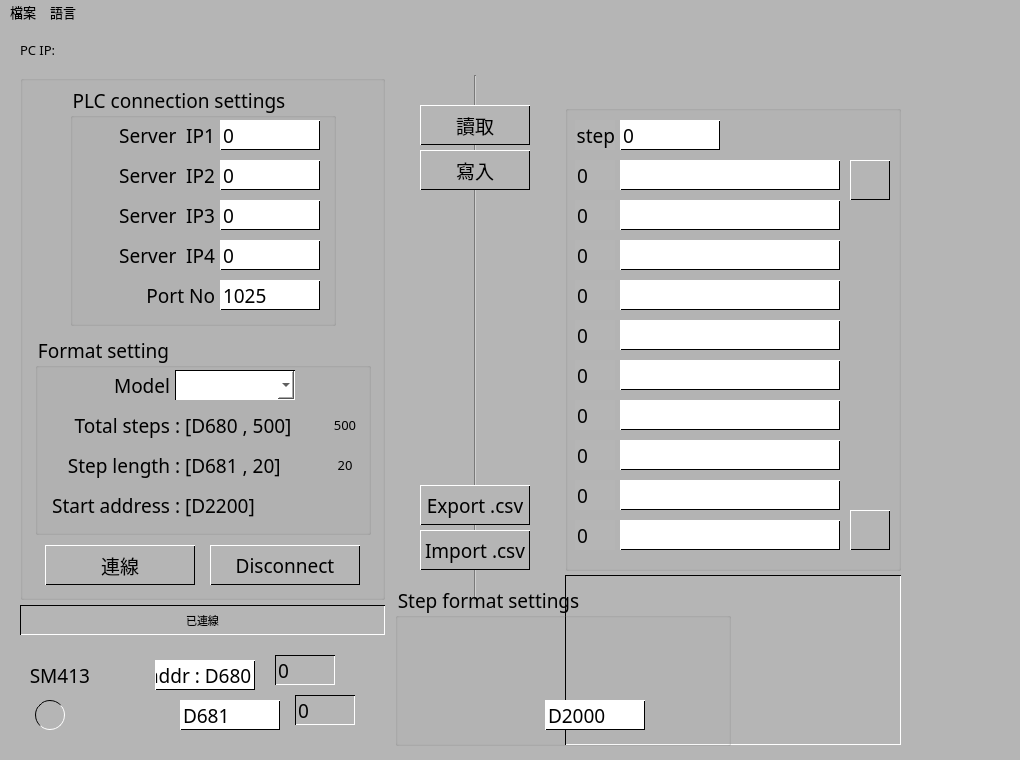
The window that QPLC_StepConvertToCsv_GUI.ui (eyichia/QPLC) describes before a commit, drawn with Qt 5.
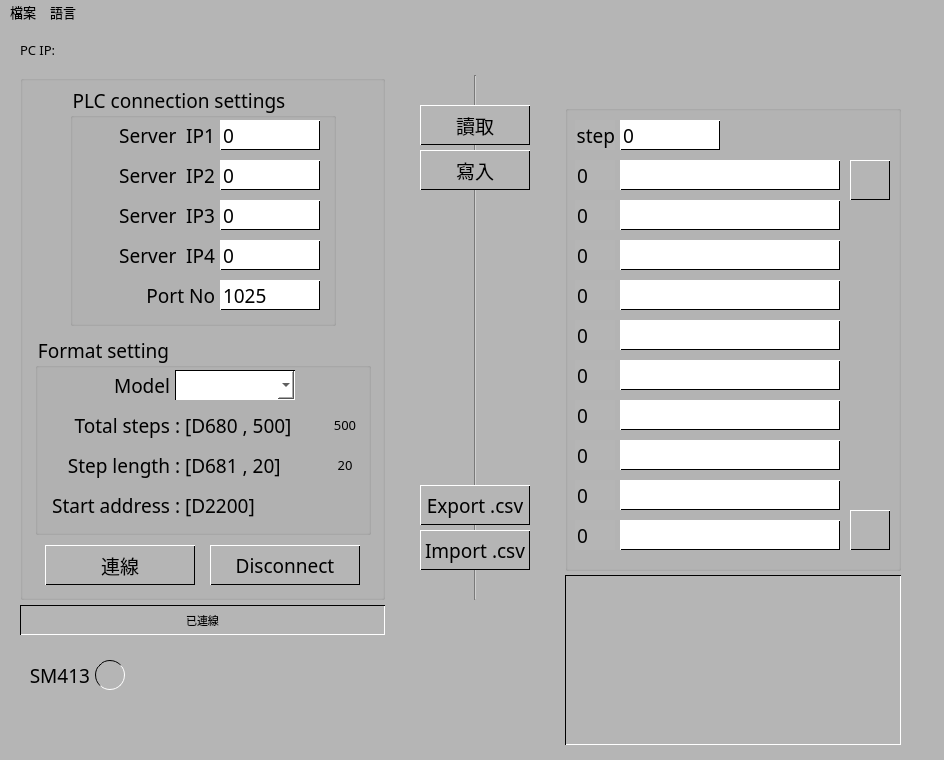
The same window after the commit. Icons and pictures are not drawn.

The edit to the form file:
```diff
--- a/QPLC_StepConvertToCsv_GUI.ui
+++ b/QPLC_StepConvertToCsv_GUI.ui
@@ -6,7 +6,7 @@
    <rect>
     <x>0</x>
     <y>0</y>
-    <width>1020</width>
+    <width>944</width>
     <height>760</height>
    </rect>
   </property>
@@ -2155,218 +2155,6 @@
      <set>Qt::AlignmentFlag::AlignLeading|Qt::AlignmentFlag::AlignLeft|Qt::AlignmentFlag::AlignVCenter</set>
     </property>
    </widget>
-   <widget class="QGroupBox" name="step_setting_groupBox">
-    <property name="geometry">
-     <rect>
-      <x>395</x>
-      <y>560</y>
-      <width>336</width>
-      <height>161</height>
-     </rect>
-    </property>
-    <property name="font">
-     <font>
-      <family>Microsoft YaHei</family>
-      <pointsize>14</pointsize>
-     </font>
-    </property>
-    <property name="styleSheet">
-     <string notr="true">QGroupBox{
-	background-color: transparent;
-}</string>
-    </property>
-    <property name="title">
-     <string>Step format settings</string>
-    </property>
-    <widget class="QLineEdit" name="start_address">
-     <property name="geometry">
-      <rect>
-       <x>150</x>
-       <y>115</y>
-       <width>100</width>
-       <height>30</height>
-      </rect>
-     </property>
-     <property name="font">
-      <font>
-       <family>Microsoft YaHei</family>
-       <pointsize>14</pointsize>
-      </font>
-     </property>
-     <property name="styleSheet">
-      <string notr="true">QLineEdit{
-	border-style: solid; 
-	border-width: 1;
-	background-color: #FFFFFF;
-	border-top-color: white;
-	border-left-color: white;
-	border-bottom-color: black;
-	border-right-color: black;
-}</string>
-     </property>
-     <property name="text">
-      <string>D2000</string>
-     </property>
-    </widget>
-   </widget>
-   <widget class="QLineEdit" name="total_step_address">
-    <property name="geometry">
-     <rect>
-      <x>155</x>
-      <y>635</y>
-      <width>100</width>
-      <height>30</height>
-     </rect>
-    </property>
-    <property name="font">
-     <font>
-      <family>Microsoft YaHei</family>
-      <pointsize>14</pointsize>
-     </font>
-    </property>
-    <property name="styleSheet">
-     <string notr="true">QLineEdit{
-	border-style: solid; 
-	border-width: 1;
-	background-color: #FFFFFF;
-	border-top-color: white;
-	border-left-color: white;
-	border-bottom-color: black;
-	border-right-color: black;
-}</string>
-    </property>
-    <property name="text">
-     <string>addr : D680</string>
-    </property>
-   </widget>
-   <widget class="QLineEdit" name="step_length_address">
-    <property name="geometry">
-     <rect>
-      <x>180</x>
-      <y>675</y>
-      <width>100</width>
-      <height>30</height>
-     </rect>
-    </property>
-    <property name="font">
-     <font>
-      <family>Microsoft YaHei</family>
-      <pointsize>14</pointsize>
-     </font>
-    </property>
-    <property name="styleSheet">
-     <string notr="true">QLineEdit{
-	border-style: solid; 
-	border-width: 1;
-	background-color: #FFFFFF;
-	border-top-color: white;
-	border-left-color: white;
-	border-bottom-color: black;
-	border-right-color: black;
-}</string>
-    </property>
-    <property name="text">
-     <string>D681</string>
-    </property>
-   </widget>
-   <widget class="QSpinBox" name="D680">
-    <property name="geometry">
-     <rect>
-      <x>275</x>
-      <y>630</y>
-      <width>60</width>
-      <height>30</height>
-     </rect>
-    </property>
-    <property name="font">
-     <font>
-      <family>Microsoft YaHei</family>
-      <pointsize>14</pointsize>
-      <bold>false</bold>
-     </font>
-    </property>
-    <property name="styleSheet">
-     <string notr="true">QSpinBox{
-		border-style: solid; 
-	border-width: 1;
-	background-color: #B5B5B5;
-	border-top-color: black;
-	border-left-color: black;
-	border-bottom-color: white;
-	border-right-color: white;
-}</string>
-    </property>
-    <property name="readOnly">
-     <bool>true</bool>
-    </property>
-    <property name="buttonSymbols">
-     <enum>QAbstractSpinBox::ButtonSymbols::NoButtons</enum>
-    </property>
-    <property name="keyboardTracking">
-     <bool>true</bool>
-    </property>
-    <property name="maximum">
-     <number>600</number>
-    </property>
-    <property name="singleStep">
-     <number>1</number>
-    </property>
-    <property name="stepType">
-     <enum>QAbstractSpinBox::StepType::DefaultStepType</enum>
-    </property>
-    <property name="value">
-     <number>0</number>
-    </property>
-   </widget>
-   <widget class="QSpinBox" name="D6881">
-    <property name="geometry">
-     <rect>
-      <x>295</x>
-      <y>670</y>
-      <width>60</width>
-      <height>30</height>
-     </rect>
-    </property>
-    <property name="font">
-     <font>
-      <family>Microsoft YaHei</family>
-      <pointsize>14</pointsize>
-      <bold>false</bold>
-     </font>
-    </property>
-    <property name="styleSheet">
-     <string notr="true">QSpinBox{
-		border-style: solid; 
-	border-width: 1;
-	background-color: #B5B5B5;
-	border-top-color: black;
-	border-left-color: black;
-	border-bottom-color: white;
-	border-right-color: white;
-}</string>
-    </property>
-    <property name="readOnly">
-     <bool>true</bool>
-    </property>
-    <property name="buttonSymbols">
-     <enum>QAbstractSpinBox::ButtonSymbols::NoButtons</enum>
-    </property>
-    <property name="keyboardTracking">
-     <bool>true</bool>
-    </property>
-    <property name="maximum">
-     <number>600</number>
-    </property>
-    <property name="singleStep">
-     <number>1</number>
-    </property>
-    <property name="stepType">
-     <enum>QAbstractSpinBox::StepType::DefaultStepType</enum>
-    </property>
-    <property name="value">
-     <number>0</number>
-    </property>
-   </widget>
    <widget class="QLabel" name="label_sm413">
     <property name="enabled">
      <bool>true</bool>
@@ -2404,8 +2192,8 @@
     </property>
     <property name="geometry">
      <rect>
-      <x>35</x>
-      <y>675</y>
+      <x>95</x>
+      <y>635</y>
       <width>30</width>
       <height>30</height>
      </rect>
@@ -2461,8 +2249,8 @@
     <rect>
      <x>0</x>
      <y>0</y>
-     <width>1020</width>
-     <height>23</height>
+     <width>944</width>
+     <height>33</height>
     </rect>
    </property>
    <property name="font">
```
Left out of the diff: 8 changed lines with no effect on the pictures.
